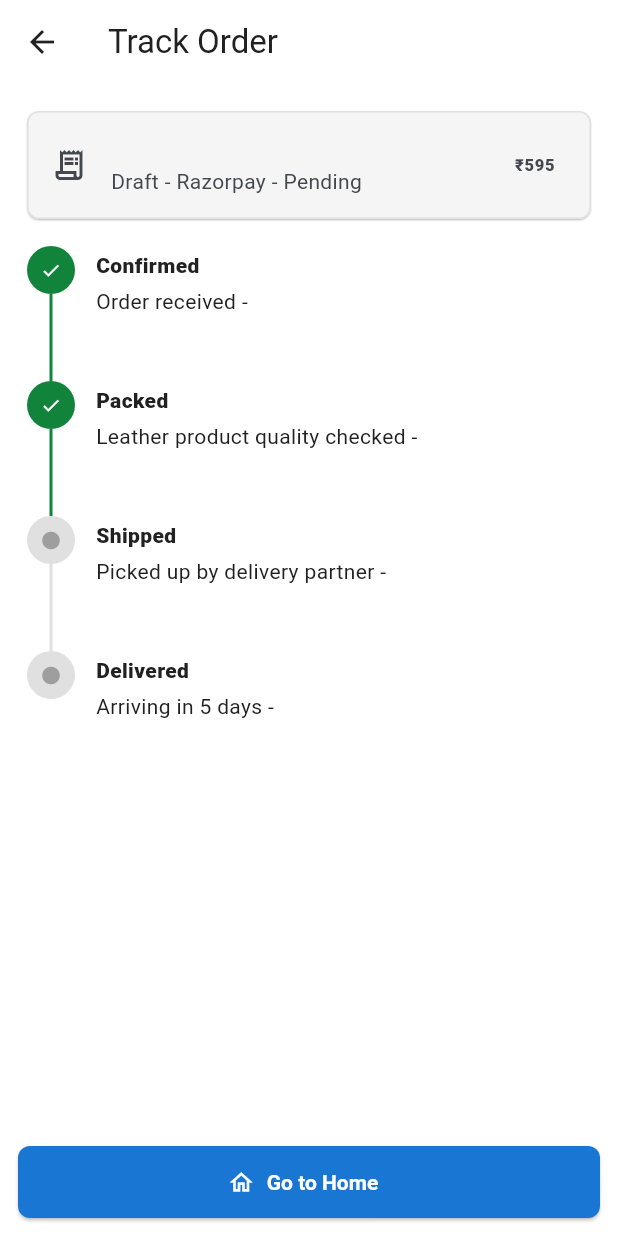
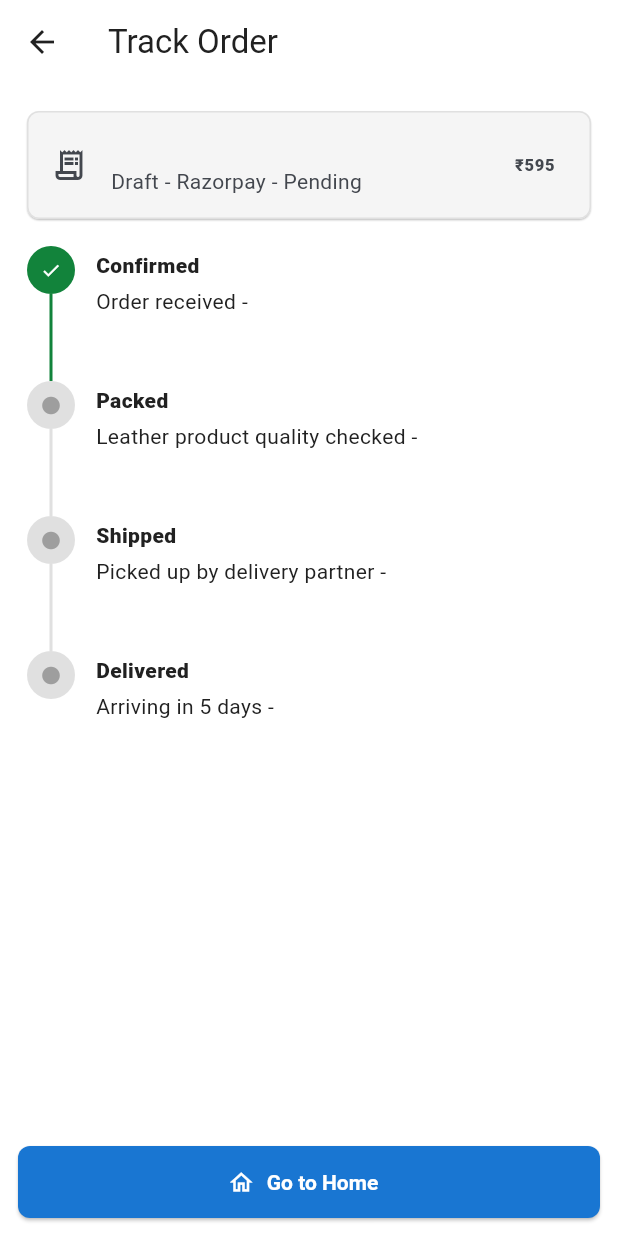
Before and after one commit to harish18AG/Mospl-FInal, a Flutter app: the TrackOrderScreen screen opened directly with empty values, on a phone screen of 412 x 824 dp. Run offline on Flutter 3.47's test engine with Material 3 defaults, Android fonts, the phone set to English and light mode, and no system bars; our stand-ins replace cached_network_image, carousel_slider, cloud_firestore, firebase_auth, firebase_core, fl_chart and 5 more; missing offline and left inert: razorpay_flutter; accounts and stored records are empty; network calls fail.

Commit message:
fix(track_order): make status ticks dynamic based on payment success and status; show red cross for failed payments

```diff
--- a/lib/src/screens/checkout_screens.dart
+++ b/lib/src/screens/checkout_screens.dart
@@ -748,7 +748,27 @@ class TrackOrderScreen extends StatelessWidget {
             ),
             const SizedBox(height: 18),
             ...List.generate(steps.length, (index) {
-              final done = index < 2;
+              final isPaymentPaid = order.paymentStatus == 'Paid';
+              final isPaymentFailed = order.paymentStatus == 'Failed';
+
+              final statusOrder = ['Confirmed', 'Packed', 'Shipped', 'Delivered'];
+              final currentStatusIndex = statusOrder.indexOf(order.status);
+
+              bool done = false;
+              bool failed = false;
+
+              if (index == 0) {
+                if (isPaymentFailed) {
+                  failed = true;
+                } else {
+                  done = true;
+                }
+              } else {
+                if (isPaymentPaid && currentStatusIndex >= index) {
+                  done = true;
+                }
+              }
+
               return Row(
                 crossAxisAlignment: CrossAxisAlignment.start,
                 children: [
@@ -756,11 +776,23 @@ class TrackOrderScreen extends StatelessWidget {
                     children: [
                       CircleAvatar(
                         radius: 16,
-                        backgroundColor: done ? const Color(0xff12833b) : Colors.grey.shade300,
-                        child: Icon(done ? Icons.check : Icons.circle, size: 14, color: done ? Colors.white : Colors.grey),
+                        backgroundColor: failed
+                            ? const Color(0xffd32f2f)
+                            : (done ? const Color(0xff12833b) : Colors.grey.shade300),
+                        child: Icon(
+                          failed
+                              ? Icons.close
+                              : (done ? Icons.check : Icons.circle),
+                          size: 14,
+                          color: (failed || done) ? Colors.white : Colors.grey,
+                        ),
                       ),
                       if (index != steps.length - 1)
-                        Container(width: 2, height: 58, color: done ? const Color(0xff12833b) : Colors.grey.shade300),
+                        Container(
+                          width: 2,
+                          height: 58,
+                          color: done ? const Color(0xff12833b) : Colors.grey.shade300,
+                        ),
                     ],
                   ),
                   const SizedBox(width: 14),
@@ -772,7 +804,9 @@ class TrackOrderScreen extends StatelessWidget {
                         children: [
                           Text(steps[index].$1, style: const TextStyle(fontWeight: FontWeight.w900)),
                           const SizedBox(height: 4),
-                          Text('${steps[index].$2} - $orderId'),
+                          Text(failed
+                              ? 'Payment failed for this order - $orderId'
+                              : '${steps[index].$2} - $orderId'),
                         ],
                       ),
                     ),
```
